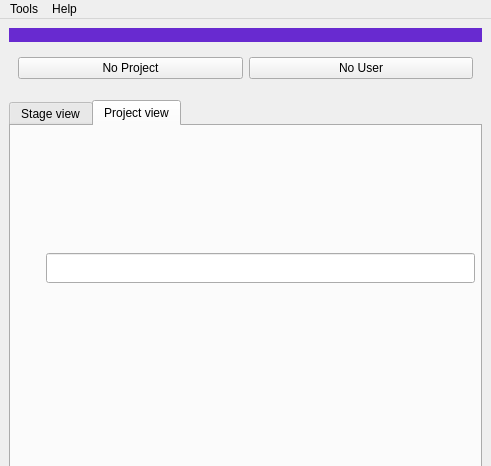
Qt form ui/pipeline_main_UI.ui (liorbenhorin/pipeline) before a commit; both pictures show x 0 to 491 and y 0 to 466 of the 491 by 984 pixel window.
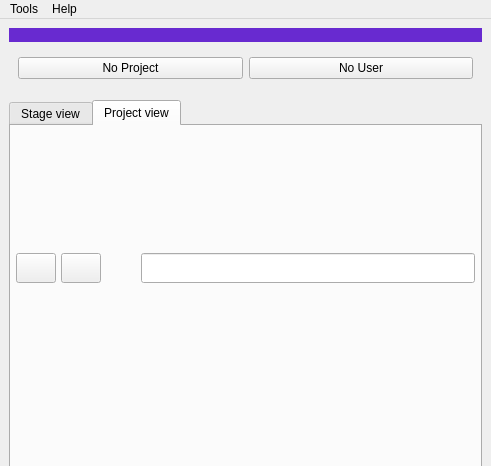
The same form after that commit.

```diff
--- a/ui/pipeline_main_UI.ui
+++ b/ui/pipeline_main_UI.ui
@@ -398,7 +398,7 @@
          <widget class="QWidget" name="widget_5" native="true">
           <layout class="QHBoxLayout" name="horizontalLayout_7">
            <property name="spacing">
-            <number>0</number>
+            <number>5</number>
            </property>
            <property name="leftMargin">
             <number>0</number>
@@ -412,6 +412,32 @@
            <property name="bottomMargin">
             <number>0</number>
            </property>
+           <item>
+            <widget class="QPushButton" name="expendTree_pushButton">
+             <property name="minimumSize">
+              <size>
+               <width>0</width>
+               <height>30</height>
+              </size>
+             </property>
+             <property name="text">
+              <string/>
+             </property>
+            </widget>
+           </item>
+           <item>
+            <widget class="QPushButton" name="collapseTree_pushButton">
+             <property name="minimumSize">
+              <size>
+               <width>0</width>
+               <height>30</height>
+              </size>
+             </property>
+             <property name="text">
+              <string/>
+             </property>
+            </widget>
+           </item>
            <item>
             <widget class="QLabel" name="searchIcon_label">
              <property name="minimumSize">
@@ -423,6 +449,9 @@
              <property name="text">
               <string/>
              </property>
+             <property name="alignment">
+              <set>Qt::AlignRight|Qt::AlignTrailing|Qt::AlignVCenter</set>
+             </property>
             </widget>
            </item>
            <item>
```
